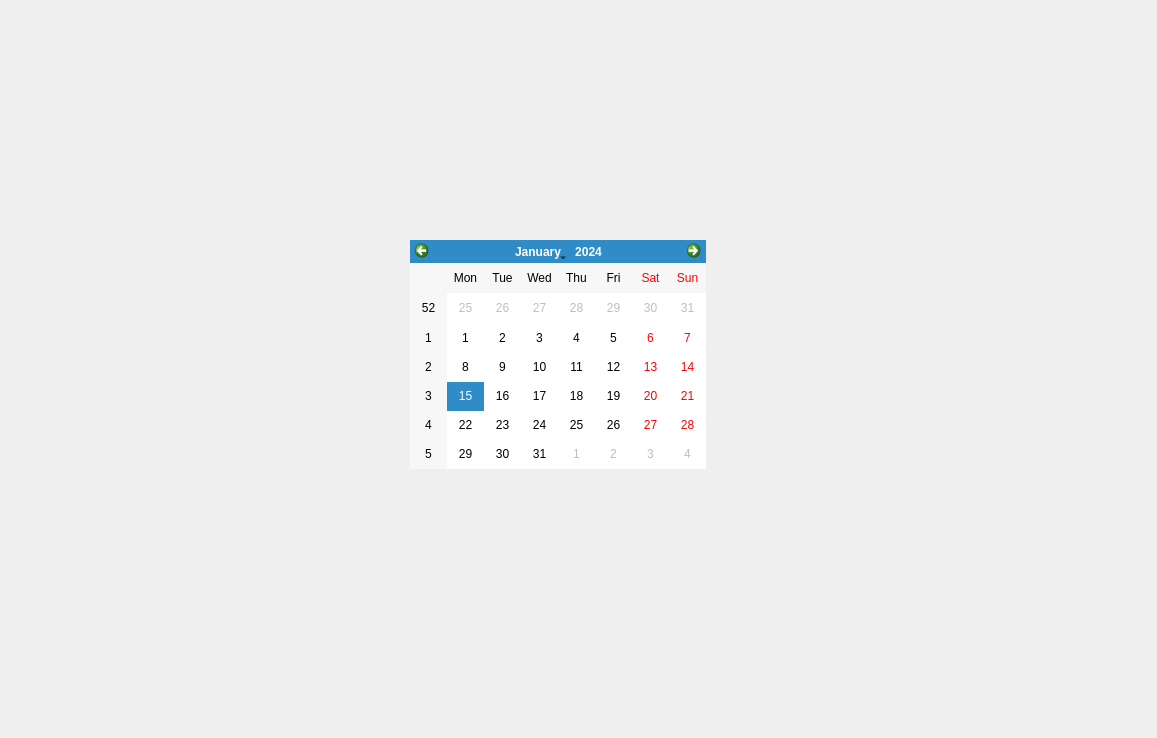
This is device/deviceconfig.ui in stras007/SCADA as Qt 5 draws it before an edit. The edited form follows.
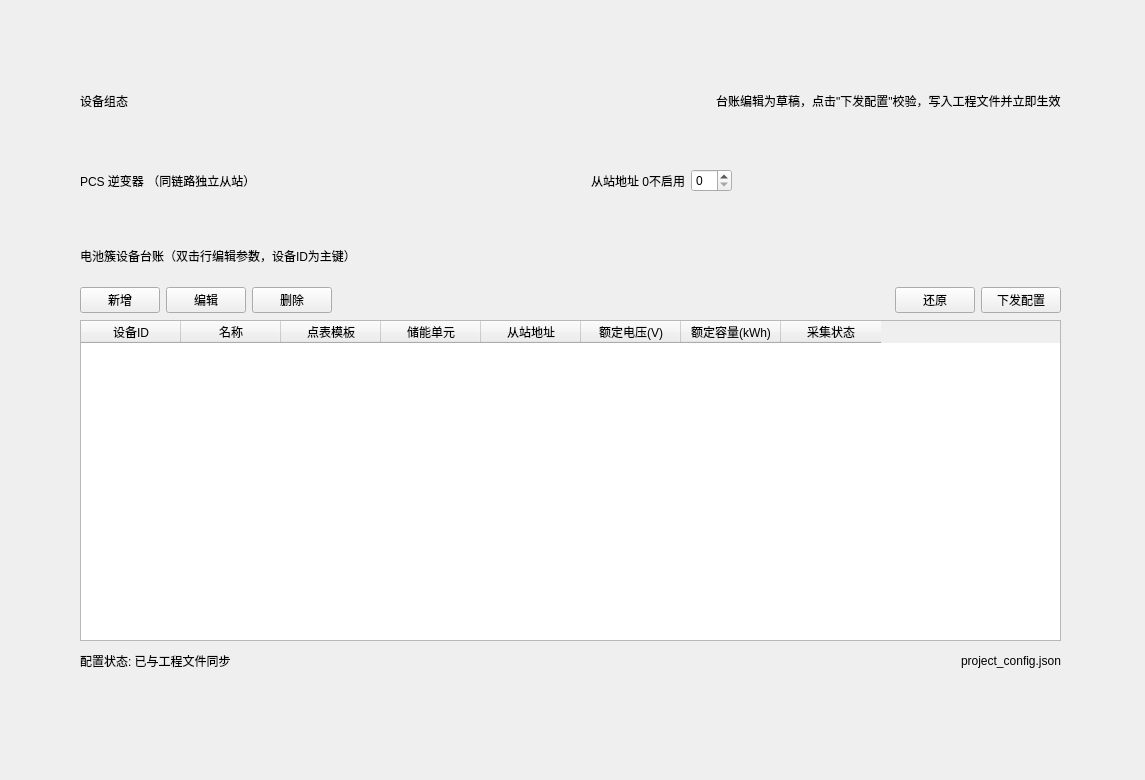
This is the edited form.

Commit message: refresh table

The edit to the form file:
```diff
--- a/device/deviceconfig.ui
+++ b/device/deviceconfig.ui
@@ -6,22 +6,272 @@
    <rect>
     <x>0</x>
     <y>0</y>
-    <width>1157</width>
-    <height>738</height>
+    <width>1145</width>
+    <height>780</height>
    </rect>
   </property>
   <property name="windowTitle">
    <string>Form</string>
   </property>
-  <widget class="QCalendarWidget" name="calendarWidget">
+  <widget class="QWidget" name="layoutWidget">
    <property name="geometry">
     <rect>
-     <x>410</x>
+     <x>80</x>
+     <y>160</y>
+     <width>981</width>
+     <height>41</height>
+    </rect>
+   </property>
+   <layout class="QHBoxLayout" name="panelPcs">
+    <item>
+     <widget class="QLabel" name="lblPcsTitle">
+      <property name="text">
+       <string>PCS 逆变器 （同链路独立从站）</string>
+      </property>
+     </widget>
+    </item>
+    <item>
+     <spacer name="spPcs1">
+      <property name="orientation">
+       <enum>Qt::Orientation::Horizontal</enum>
+      </property>
+      <property name="sizeHint" stdset="0">
+       <size>
+        <width>40</width>
+        <height>20</height>
+       </size>
+      </property>
+     </spacer>
+    </item>
+    <item>
+     <widget class="QLabel" name="lblPcsSlave">
+      <property name="text">
+       <string>从站地址 0不启用</string>
+      </property>
+     </widget>
+    </item>
+    <item>
+     <widget class="QSpinBox" name="spinPcsSlave">
+      <property name="enabled">
+       <bool>true</bool>
+      </property>
+     </widget>
+    </item>
+    <item>
+     <spacer name="spPcs2">
+      <property name="orientation">
+       <enum>Qt::Orientation::Horizontal</enum>
+      </property>
+      <property name="sizeHint" stdset="0">
+       <size>
+        <width>40</width>
+        <height>20</height>
+       </size>
+      </property>
+     </spacer>
+    </item>
+   </layout>
+  </widget>
+  <widget class="QLabel" name="lblDevTitle">
+   <property name="geometry">
+    <rect>
+     <x>80</x>
      <y>240</y>
-     <width>296</width>
-     <height>229</height>
+     <width>391</width>
+     <height>31</height>
     </rect>
    </property>
+   <property name="text">
+    <string>电池簇设备台账（双击行编辑参数，设备ID为主键）</string>
+   </property>
+  </widget>
+  <widget class="QWidget" name="layoutWidget_2">
+   <property name="geometry">
+    <rect>
+     <x>80</x>
+     <y>640</y>
+     <width>981</width>
+     <height>41</height>
+    </rect>
+   </property>
+   <layout class="QHBoxLayout" name="hboxState">
+    <item>
+     <widget class="QLabel" name="lblState">
+      <property name="text">
+       <string>配置状态: 已与工程文件同步</string>
+      </property>
+     </widget>
+    </item>
+    <item>
+     <spacer name="spState_2">
+      <property name="orientation">
+       <enum>Qt::Orientation::Horizontal</enum>
+      </property>
+      <property name="sizeHint" stdset="0">
+       <size>
+        <width>40</width>
+        <height>20</height>
+       </size>
+      </property>
+     </spacer>
+    </item>
+    <item>
+     <widget class="QLabel" name="lblStatePath">
+      <property name="text">
+       <string>project_config.json</string>
+      </property>
+     </widget>
+    </item>
+   </layout>
+  </widget>
+  <widget class="QTableWidget" name="deviceTable">
+   <property name="geometry">
+    <rect>
+     <x>80</x>
+     <y>320</y>
+     <width>981</width>
+     <height>321</height>
+    </rect>
+   </property>
+   <column>
+    <property name="text">
+     <string>设备ID</string>
+    </property>
+   </column>
+   <column>
+    <property name="text">
+     <string>名称</string>
+    </property>
+   </column>
+   <column>
+    <property name="text">
+     <string>点表模板</string>
+    </property>
+   </column>
+   <column>
+    <property name="text">
+     <string>储能单元</string>
+    </property>
+   </column>
+   <column>
+    <property name="text">
+     <string>从站地址</string>
+    </property>
+   </column>
+   <column>
+    <property name="text">
+     <string>额定电压(V)</string>
+    </property>
+   </column>
+   <column>
+    <property name="text">
+     <string>额定容量(kWh)</string>
+    </property>
+   </column>
+   <column>
+    <property name="text">
+     <string>采集状态</string>
+    </property>
+   </column>
+  </widget>
+  <widget class="QWidget" name="">
+   <property name="geometry">
+    <rect>
+     <x>80</x>
+     <y>280</y>
+     <width>981</width>
+     <height>41</height>
+    </rect>
+   </property>
+   <layout class="QHBoxLayout" name="hboxDevBtns">
+    <item>
+     <widget class="QPushButton" name="btnAddDevice">
+      <property name="text">
+       <string>新增</string>
+      </property>
+     </widget>
+    </item>
+    <item>
+     <widget class="QPushButton" name="btnEditDevice">
+      <property name="text">
+       <string>编辑</string>
+      </property>
+     </widget>
+    </item>
+    <item>
+     <widget class="QPushButton" name="btnRemoveDevice">
+      <property name="text">
+       <string>删除</string>
+      </property>
+     </widget>
+    </item>
+    <item>
+     <spacer name="spDevBtns">
+      <property name="orientation">
+       <enum>Qt::Orientation::Horizontal</enum>
+      </property>
+      <property name="sizeHint" stdset="0">
+       <size>
+        <width>40</width>
+        <height>20</height>
+       </size>
+      </property>
+     </spacer>
+    </item>
+    <item>
+     <widget class="QPushButton" name="btnRevert">
+      <property name="text">
+       <string>还原</string>
+      </property>
+     </widget>
+    </item>
+    <item>
+     <widget class="QPushButton" name="btnApply">
+      <property name="text">
+       <string>下发配置</string>
+      </property>
+     </widget>
+    </item>
+   </layout>
+  </widget>
+  <widget class="QWidget" name="">
+   <property name="geometry">
+    <rect>
+     <x>80</x>
+     <y>80</y>
+     <width>981</width>
+     <height>41</height>
+    </rect>
+   </property>
+   <layout class="QHBoxLayout" name="hboxTitle">
+    <item>
+     <widget class="QLabel" name="lblPageInfo">
+      <property name="text">
+       <string>设备组态</string>
+      </property>
+     </widget>
+    </item>
+    <item>
+     <spacer name="spState">
+      <property name="orientation">
+       <enum>Qt::Orientation::Horizontal</enum>
+      </property>
+      <property name="sizeHint" stdset="0">
+       <size>
+        <width>40</width>
+        <height>20</height>
+       </size>
+      </property>
+     </spacer>
+    </item>
+    <item>
+     <widget class="QLabel" name="lblPageTitle">
+      <property name="text">
+       <string>台账编辑为草稿，点击&quot;下发配置&quot;校验，写入工程文件并立即生效</string>
+      </property>
+     </widget>
+    </item>
+   </layout>
   </widget>
  </widget>
  <resources/>
```
The commit also changes 25 other files.
